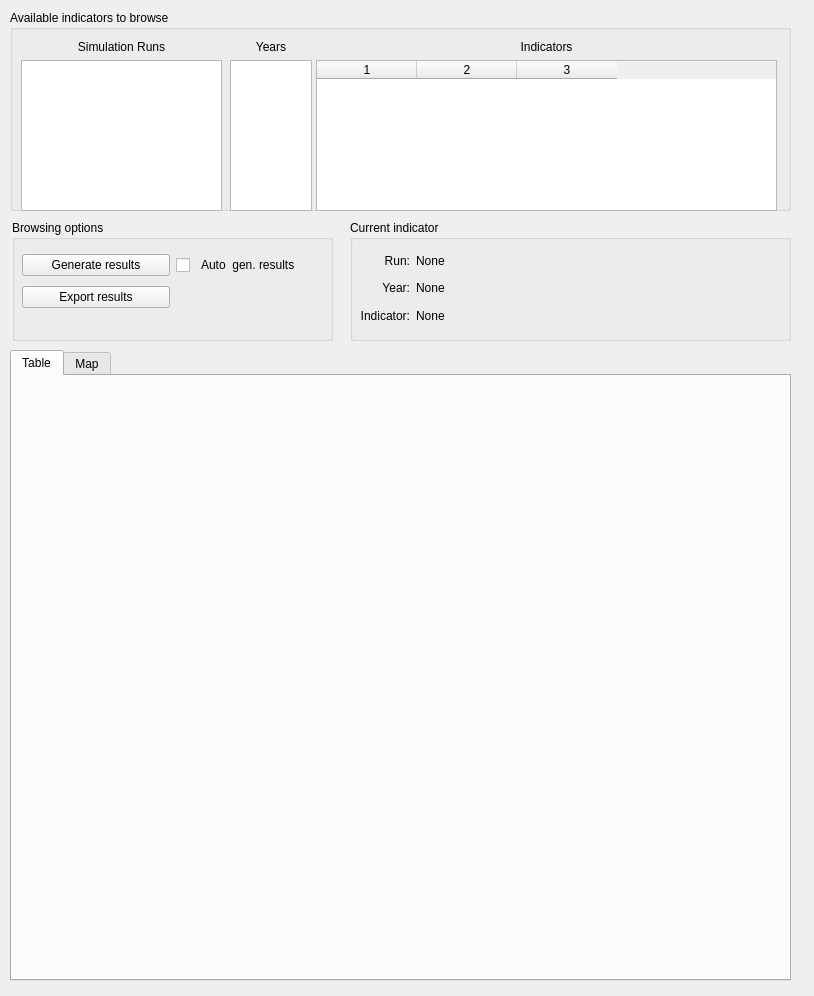
Above: opus_gui/results/forms/results_browser.ui from psrc/urbansim before the change. Below: the same form after it.
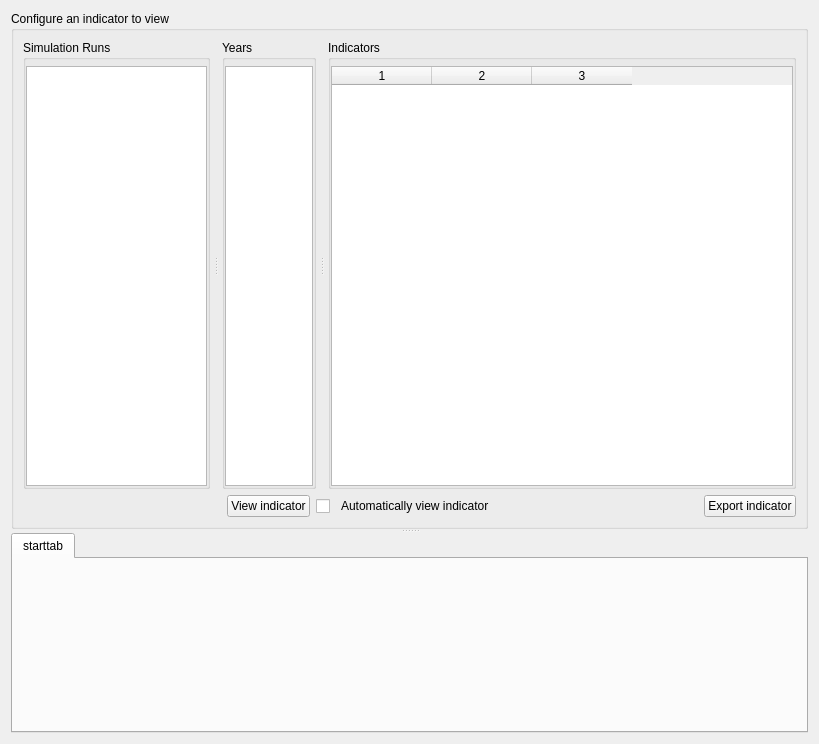
That is the form after the change.

Commit message: better behaving/looking

Patch:
```diff
--- a/opus_gui/results/forms/results_browser.ui
+++ b/opus_gui/results/forms/results_browser.ui
@@ -5,8 +5,8 @@
    <rect>
     <x>0</x>
     <y>0</y>
-    <width>814</width>
-    <height>996</height>
+    <width>819</width>
+    <height>744</height>
    </rect>
   </property>
   <property name="sizePolicy" >
@@ -18,74 +18,13 @@
   <property name="windowTitle" >
    <string>Form</string>
   </property>
-  <widget class="QTabWidget" name="twVisualizations" >
-   <property name="geometry" >
-    <rect>
-     <x>10</x>
-     <y>350</y>
-     <width>781</width>
-     <height>631</height>
-    </rect>
-   </property>
-   <property name="sizePolicy" >
-    <sizepolicy vsizetype="Expanding" hsizetype="Minimum" >
-     <horstretch>0</horstretch>
-     <verstretch>0</verstretch>
-    </sizepolicy>
-   </property>
-   <property name="baseSize" >
-    <size>
-     <width>40</width>
-     <height>0</height>
-    </size>
-   </property>
-   <property name="toolTip" >
-    <string/>
-   </property>
-   <property name="autoFillBackground" >
-    <bool>false</bool>
-   </property>
-   <property name="currentIndex" >
-    <number>0</number>
-   </property>
-   <widget class="QWidget" name="tabTable" >
-    <property name="geometry" >
-     <rect>
-      <x>0</x>
-      <y>0</y>
-      <width>775</width>
-      <height>602</height>
-     </rect>
-    </property>
-    <attribute name="title" >
-     <string>Table</string>
-    </attribute>
-    <zorder>tableWidget</zorder>
-    <zorder>label_2</zorder>
-   </widget>
-   <widget class="QWidget" name="tabMap" >
-    <property name="geometry" >
-     <rect>
-      <x>0</x>
-      <y>0</y>
-      <width>735</width>
-      <height>602</height>
-     </rect>
-    </property>
-    <attribute name="title" >
-     <string>Map</string>
-    </attribute>
-   </widget>
-  </widget>
+  <layout class="QGridLayout" name="gridLayout_4" >
+   <item row="0" column="0" >
+    <widget class="QSplitter" name="splitter_2" >
+     <property name="orientation" >
+      <enum>Qt::Vertical</enum>
+     </property>
   <widget class="QGroupBox" name="groupBox_3" >
-   <property name="geometry" >
-    <rect>
-     <x>10</x>
-     <y>10</y>
-     <width>781</width>
-     <height>201</height>
-    </rect>
-   </property>
    <property name="sizePolicy" >
     <sizepolicy vsizetype="Preferred" hsizetype="Expanding" >
      <horstretch>0</horstretch>
@@ -96,119 +35,66 @@
     <bool>false</bool>
    </property>
    <property name="title" >
-    <string>Available indicators to browse</string>
-   </property>
-   <widget class="QWidget" name="verticalLayoutWidget_2" >
-    <property name="geometry" >
-     <rect>
-      <x>220</x>
-      <y>30</y>
-      <width>82</width>
-      <height>171</height>
-     </rect>
-    </property>
-    <property name="sizePolicy" >
-     <sizepolicy vsizetype="Preferred" hsizetype="Expanding" >
-      <horstretch>0</horstretch>
-      <verstretch>0</verstretch>
-     </sizepolicy>
+       <string>Configure an indicator to view</string>
+      </property>
+      <property name="flat" >
+       <bool>false</bool>
     </property>
     <layout class="QVBoxLayout" name="verticalLayout" >
      <item>
-      <widget class="QLabel" name="label_4" >
+        <widget class="QSplitter" name="configSplitter" >
        <property name="sizePolicy" >
         <sizepolicy vsizetype="Preferred" hsizetype="Expanding" >
          <horstretch>0</horstretch>
          <verstretch>0</verstretch>
         </sizepolicy>
        </property>
-       <property name="minimumSize" >
-        <size>
-         <width>0</width>
-         <height>0</height>
-        </size>
-       </property>
-       <property name="text" >
-        <string>Years</string>
-       </property>
-       <property name="alignment" >
-        <set>Qt::AlignCenter</set>
-       </property>
-      </widget>
-     </item>
-     <item>
-      <widget class="QListWidget" name="lstYears" >
+         <property name="orientation" >
+          <enum>Qt::Horizontal</enum>
+         </property>
+         <property name="handleWidth" >
+          <number>12</number>
+         </property>
+         <widget class="QGroupBox" name="groupBox" >
        <property name="sizePolicy" >
-        <sizepolicy vsizetype="Expanding" hsizetype="Expanding" >
-         <horstretch>0</horstretch>
-         <verstretch>0</verstretch>
-        </sizepolicy>
-       </property>
-       <property name="minimumSize" >
-        <size>
-         <width>0</width>
-         <height>0</height>
-        </size>
-       </property>
-       <property name="maximumSize" >
-        <size>
-         <width>16777215</width>
-         <height>16777215</height>
-        </size>
-       </property>
-       <property name="baseSize" >
-        <size>
-         <width>40</width>
-         <height>0</height>
-        </size>
-       </property>
-       <property name="alternatingRowColors" >
-        <bool>true</bool>
-       </property>
-      </widget>
-     </item>
-    </layout>
-    <zorder>label_4</zorder>
-    <zorder>lstYears</zorder>
-    <zorder></zorder>
-   </widget>
-   <widget class="QWidget" name="layoutWidget" >
-    <property name="geometry" >
-     <rect>
-      <x>11</x>
-      <y>30</y>
-      <width>201</width>
-      <height>171</height>
-     </rect>
-    </property>
-    <layout class="QVBoxLayout" >
-     <item>
-      <widget class="QLabel" name="label" >
-       <property name="sizePolicy" >
         <sizepolicy vsizetype="Preferred" hsizetype="Expanding" >
-         <horstretch>0</horstretch>
+            <horstretch>2</horstretch>
          <verstretch>0</verstretch>
         </sizepolicy>
        </property>
        <property name="baseSize" >
         <size>
-         <width>100</width>
-         <height>0</height>
-        </size>
-       </property>
-       <property name="text" >
+            <width>0</width>
+            <height>100</height>
+           </size>
+          </property>
+          <property name="title" >
         <string>Simulation Runs</string>
        </property>
-       <property name="alignment" >
-        <set>Qt::AlignCenter</set>
-       </property>
-      </widget>
-     </item>
-     <item>
+          <property name="flat" >
+           <bool>true</bool>
+          </property>
+          <layout class="QGridLayout" name="gridLayout" >
+           <property name="leftMargin" >
+            <number>0</number>
+           </property>
+           <property name="topMargin" >
+            <number>6</number>
+           </property>
+           <property name="rightMargin" >
+            <number>0</number>
+           </property>
+           <property name="bottomMargin" >
+            <number>0</number>
+           </property>
+           <property name="spacing" >
+            <number>0</number>
+           </property>
+           <item row="0" column="0" >
       <widget class="QListWidget" name="lstAvailableRuns" >
        <property name="sizePolicy" >
-        <sizepolicy vsizetype="Preferred" hsizetype="Expanding" >
-         <horstretch>0</horstretch>
+              <sizepolicy vsizetype="Expanding" hsizetype="Preferred" >
+               <horstretch>4</horstretch>
          <verstretch>0</verstretch>
         </sizepolicy>
        </property>
@@ -237,21 +123,78 @@
      </item>
     </layout>
    </widget>
-   <widget class="QWidget" name="verticalLayoutWidget" >
-    <property name="geometry" >
-     <rect>
-      <x>306</x>
-      <y>30</y>
-      <width>461</width>
-      <height>171</height>
-     </rect>
-    </property>
-    <layout class="QVBoxLayout" name="wdgLayout" >
-     <item>
-      <widget class="QLabel" name="label_2" >
+         <widget class="QGroupBox" name="groupBox_2" >
+          <property name="sizePolicy" >
+           <sizepolicy vsizetype="Preferred" hsizetype="Preferred" >
+            <horstretch>1</horstretch>
+            <verstretch>0</verstretch>
+           </sizepolicy>
+          </property>
+          <property name="baseSize" >
+           <size>
+            <width>20</width>
+            <height>0</height>
+           </size>
+          </property>
+          <property name="title" >
+           <string>Years</string>
+          </property>
+          <property name="flat" >
+           <bool>true</bool>
+          </property>
+          <layout class="QGridLayout" name="gridLayout_2" >
+           <property name="leftMargin" >
+            <number>0</number>
+           </property>
+           <property name="topMargin" >
+            <number>6</number>
+           </property>
+           <property name="rightMargin" >
+            <number>0</number>
+           </property>
+           <property name="bottomMargin" >
+            <number>0</number>
+           </property>
+           <property name="spacing" >
+            <number>0</number>
+           </property>
+           <item row="0" column="0" >
+            <widget class="QListWidget" name="lstYears" >
+             <property name="sizePolicy" >
+              <sizepolicy vsizetype="Expanding" hsizetype="Preferred" >
+               <horstretch>1</horstretch>
+               <verstretch>0</verstretch>
+              </sizepolicy>
+             </property>
+             <property name="minimumSize" >
+              <size>
+               <width>0</width>
+               <height>0</height>
+              </size>
+             </property>
+             <property name="maximumSize" >
+              <size>
+               <width>16777215</width>
+               <height>16777215</height>
+              </size>
+             </property>
+             <property name="baseSize" >
+              <size>
+               <width>20</width>
+               <height>50</height>
+              </size>
+             </property>
+             <property name="alternatingRowColors" >
+              <bool>true</bool>
+             </property>
+            </widget>
+           </item>
+          </layout>
+         </widget>
+         <widget class="QGroupBox" name="groupBox_4" >
        <property name="sizePolicy" >
         <sizepolicy vsizetype="Preferred" hsizetype="Expanding" >
-         <horstretch>0</horstretch>
+            <horstretch>5</horstretch>
          <verstretch>0</verstretch>
         </sizepolicy>
        </property>
@@ -261,19 +204,33 @@
          <height>0</height>
         </size>
        </property>
-       <property name="text" >
+          <property name="title" >
         <string>Indicators</string>
        </property>
-       <property name="alignment" >
-        <set>Qt::AlignCenter</set>
-       </property>
-      </widget>
-     </item>
-     <item>
+          <property name="flat" >
+           <bool>true</bool>
+          </property>
+          <layout class="QGridLayout" name="gridLayout_3" >
+           <property name="leftMargin" >
+            <number>0</number>
+           </property>
+           <property name="topMargin" >
+            <number>6</number>
+           </property>
+           <property name="rightMargin" >
+            <number>0</number>
+           </property>
+           <property name="bottomMargin" >
+            <number>0</number>
+           </property>
+           <property name="spacing" >
+            <number>0</number>
+           </property>
+           <item row="0" column="0" >
       <widget class="QTableWidget" name="tableWidget" >
        <property name="sizePolicy" >
-        <sizepolicy vsizetype="Expanding" hsizetype="Expanding" >
-         <horstretch>37</horstretch>
+              <sizepolicy vsizetype="Expanding" hsizetype="Preferred" >
+               <horstretch>7</horstretch>
          <verstretch>0</verstretch>
         </sizepolicy>
        </property>
@@ -323,202 +280,46 @@
      </item>
     </layout>
    </widget>
-   <zorder>splitter</zorder>
-   <zorder></zorder>
-  </widget>
-  <widget class="QGroupBox" name="groupBox" >
-   <property name="geometry" >
-    <rect>
-     <x>350</x>
-     <y>220</y>
-     <width>441</width>
-     <height>121</height>
-    </rect>
-   </property>
-   <property name="sizePolicy" >
-    <sizepolicy vsizetype="Preferred" hsizetype="Expanding" >
-     <horstretch>0</horstretch>
-     <verstretch>0</verstretch>
-    </sizepolicy>
-   </property>
-   <property name="autoFillBackground" >
-    <bool>false</bool>
-   </property>
-   <property name="title" >
-    <string>Current indicator</string>
-   </property>
-   <widget class="QWidget" name="gridLayoutWidget" >
-    <property name="geometry" >
-     <rect>
-      <x>10</x>
-      <y>30</y>
-      <width>421</width>
-      <height>76</height>
-     </rect>
-    </property>
-    <layout class="QGridLayout" name="gridLayout" >
-     <item row="0" column="0" >
-      <widget class="QLabel" name="label_3" >
-       <property name="sizePolicy" >
-        <sizepolicy vsizetype="Preferred" hsizetype="Preferred" >
-         <horstretch>0</horstretch>
-         <verstretch>0</verstretch>
-        </sizepolicy>
-       </property>
-       <property name="maximumSize" >
-        <size>
-         <width>16777215</width>
-         <height>16777215</height>
-        </size>
-       </property>
-       <property name="text" >
-        <string>Run:</string>
-       </property>
-       <property name="alignment" >
-        <set>Qt::AlignRight|Qt::AlignTrailing|Qt::AlignVCenter</set>
-       </property>
-      </widget>
-     </item>
-     <item row="1" column="0" >
-      <widget class="QLabel" name="label_5" >
-       <property name="sizePolicy" >
-        <sizepolicy vsizetype="Preferred" hsizetype="Preferred" >
-         <horstretch>0</horstretch>
-         <verstretch>0</verstretch>
-        </sizepolicy>
-       </property>
-       <property name="maximumSize" >
+        </widget>
+       </item>
+       <item>
+        <layout class="QHBoxLayout" name="horizontalLayout" >
+         <item>
+          <spacer name="horizontalSpacer" >
+           <property name="orientation" >
+            <enum>Qt::Horizontal</enum>
+           </property>
+           <property name="sizeHint" stdset="0" >
         <size>
-         <width>16777215</width>
-         <height>16777215</height>
-        </size>
-       </property>
-       <property name="text" >
-        <string>Year:</string>
-       </property>
-       <property name="alignment" >
-        <set>Qt::AlignRight|Qt::AlignTrailing|Qt::AlignVCenter</set>
-       </property>
-      </widget>
-     </item>
-     <item row="2" column="0" >
-      <widget class="QLabel" name="label_6" >
-       <property name="sizePolicy" >
-        <sizepolicy vsizetype="Preferred" hsizetype="Preferred" >
-         <horstretch>0</horstretch>
-         <verstretch>0</verstretch>
-        </sizepolicy>
-       </property>
-       <property name="maximumSize" >
-        <size>
-         <width>16777215</width>
-         <height>16777215</height>
-        </size>
-       </property>
-       <property name="text" >
-        <string>Indicator:</string>
-       </property>
-       <property name="alignment" >
-        <set>Qt::AlignRight|Qt::AlignTrailing|Qt::AlignVCenter</set>
-       </property>
-      </widget>
-     </item>
-     <item row="2" column="1" >
-      <widget class="QLabel" name="lblViewIndicator" >
-       <property name="sizePolicy" >
-        <sizepolicy vsizetype="Preferred" hsizetype="Expanding" >
-         <horstretch>0</horstretch>
-         <verstretch>0</verstretch>
-        </sizepolicy>
-       </property>
-       <property name="text" >
-        <string>None</string>
-       </property>
-      </widget>
-     </item>
-     <item row="1" column="1" >
-      <widget class="QLabel" name="lblViewYear" >
-       <property name="sizePolicy" >
-        <sizepolicy vsizetype="Preferred" hsizetype="Expanding" >
-         <horstretch>0</horstretch>
-         <verstretch>0</verstretch>
-        </sizepolicy>
-       </property>
-       <property name="text" >
-        <string>None</string>
-       </property>
-      </widget>
-     </item>
-     <item row="0" column="1" >
-      <widget class="QLabel" name="lblViewRun" >
-       <property name="sizePolicy" >
-        <sizepolicy vsizetype="Preferred" hsizetype="Expanding" >
-         <horstretch>0</horstretch>
-         <verstretch>0</verstretch>
-        </sizepolicy>
-       </property>
-       <property name="text" >
-        <string>None</string>
-       </property>
-      </widget>
-     </item>
-    </layout>
-   </widget>
-  </widget>
-  <widget class="QGroupBox" name="groupBox_2" >
-   <property name="geometry" >
-    <rect>
-     <x>12</x>
-     <y>220</y>
-     <width>321</width>
-     <height>121</height>
-    </rect>
-   </property>
-   <property name="sizePolicy" >
-    <sizepolicy vsizetype="Preferred" hsizetype="Fixed" >
-     <horstretch>0</horstretch>
-     <verstretch>0</verstretch>
-    </sizepolicy>
-   </property>
-   <property name="autoFillBackground" >
-    <bool>false</bool>
-   </property>
-   <property name="title" >
-    <string>Browsing options</string>
-   </property>
-   <widget class="QWidget" name="layoutWidget" >
-    <property name="geometry" >
-     <rect>
-      <x>10</x>
-      <y>30</y>
-      <width>301</width>
-      <height>62</height>
-     </rect>
-    </property>
-    <layout class="QGridLayout" name="gridLayout_2" >
-     <item row="0" column="0" >
+             <width>40</width>
+             <height>2</height>
+            </size>
+           </property>
+          </spacer>
+         </item>
+         <item>
       <widget class="QPushButton" name="pbnGenerateResults" >
        <property name="sizePolicy" >
-        <sizepolicy vsizetype="Fixed" hsizetype="Preferred" >
+            <sizepolicy vsizetype="Fixed" hsizetype="Fixed" >
          <horstretch>0</horstretch>
          <verstretch>0</verstretch>
         </sizepolicy>
        </property>
        <property name="minimumSize" >
         <size>
-         <width>125</width>
+             <width>0</width>
          <height>0</height>
         </size>
        </property>
        <property name="text" >
-        <string>Generate results</string>
+            <string>View indicator</string>
        </property>
       </widget>
      </item>
-     <item row="0" column="1" >
+         <item>
       <widget class="QCheckBox" name="cbAutoGen" >
        <property name="sizePolicy" >
-        <sizepolicy vsizetype="Fixed" hsizetype="Preferred" >
+            <sizepolicy vsizetype="Fixed" hsizetype="Fixed" >
          <horstretch>0</horstretch>
          <verstretch>0</verstretch>
         </sizepolicy>
@@ -527,7 +328,7 @@
         <string/>
        </property>
        <property name="text" >
-        <string>  Auto  gen. results</string>
+            <string>  Automatically view indicator</string>
        </property>
        <property name="checked" >
         <bool>false</bool>
@@ -537,28 +338,70 @@
        </property>
       </widget>
      </item>
-     <item row="1" column="0" >
+         <item>
+          <spacer name="horizontalSpacer_2" >
+           <property name="orientation" >
+            <enum>Qt::Horizontal</enum>
+           </property>
+           <property name="sizeHint" stdset="0" >
+            <size>
+             <width>40</width>
+             <height>20</height>
+            </size>
+           </property>
+          </spacer>
+         </item>
+         <item>
       <widget class="QPushButton" name="pbnExportResults" >
        <property name="sizePolicy" >
-        <sizepolicy vsizetype="Fixed" hsizetype="Preferred" >
+            <sizepolicy vsizetype="Fixed" hsizetype="Fixed" >
          <horstretch>0</horstretch>
          <verstretch>0</verstretch>
         </sizepolicy>
        </property>
        <property name="minimumSize" >
         <size>
-         <width>125</width>
+             <width>0</width>
          <height>0</height>
         </size>
        </property>
        <property name="text" >
-        <string>Export results</string>
+            <string>Export indicator</string>
        </property>
       </widget>
      </item>
     </layout>
-   </widget>
-  </widget>
+       </item>
+      </layout>
+     </widget>
+     <widget class="QTabWidget" name="twVisualizations" >
+      <property name="minimumSize" >
+       <size>
+        <width>0</width>
+        <height>200</height>
+       </size>
+      </property>
+      <property name="currentIndex" >
+       <number>0</number>
+      </property>
+      <widget class="QWidget" name="starttab" >
+       <property name="geometry" >
+        <rect>
+         <x>0</x>
+         <y>0</y>
+         <width>789</width>
+         <height>372</height>
+        </rect>
+       </property>
+       <attribute name="title" >
+        <string>starttab</string>
+       </attribute>
+       <zorder>groupBox_3</zorder>
+      </widget>
+     </widget>
+    </widget>
+   </item>
+  </layout>
  </widget>
  <resources/>
  <connections/>
```
Left out of the diff: 6 changed lines with no effect on the pictures. Lines whose indentation alone changed are shown as unchanged. The commit also changes 2 other files.
